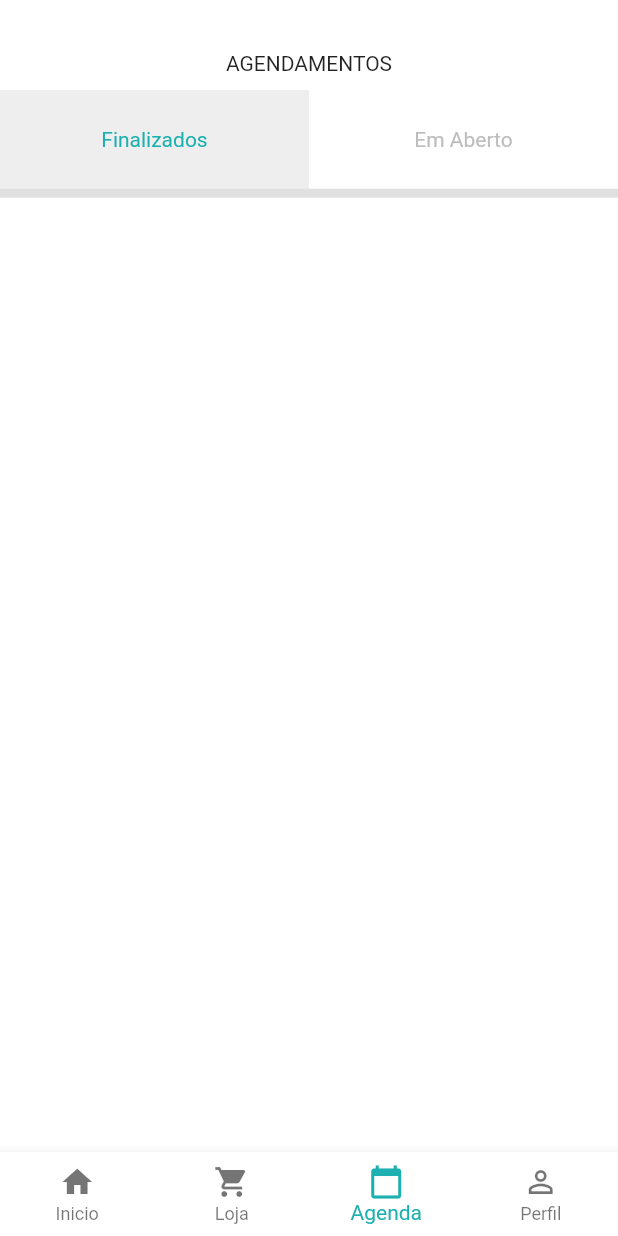
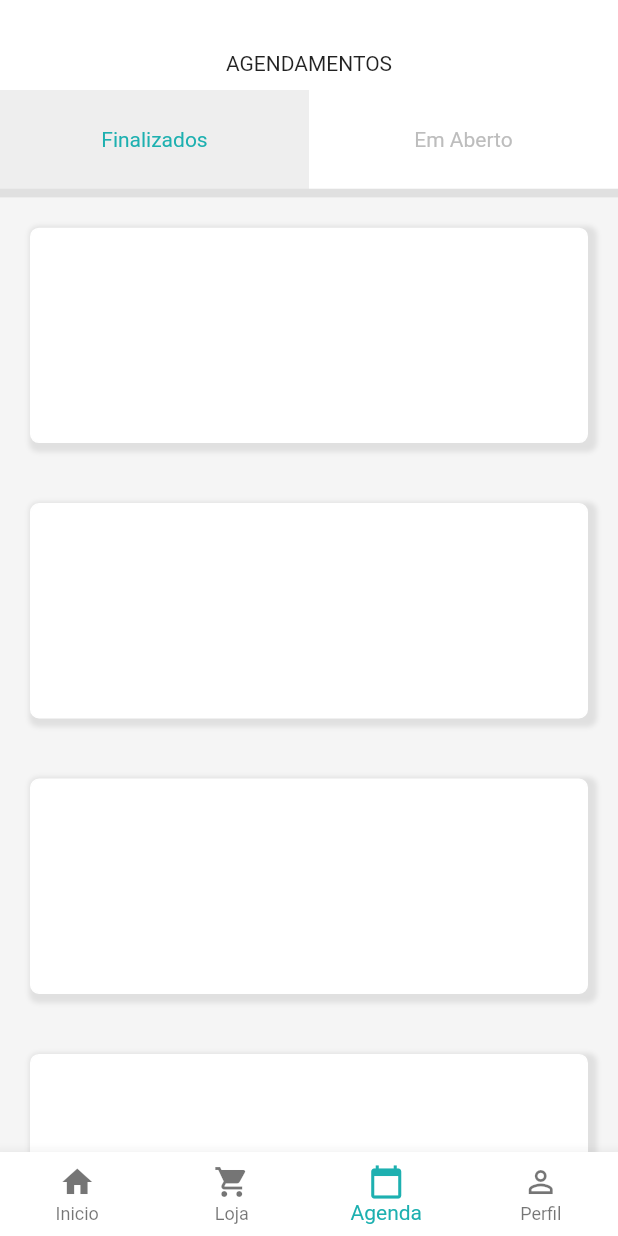
Before and after one commit to GeovaneVLG/iPersonal, a Flutter app: the screen it shows after launch, item 3 of the bottom bar chosen, on a phone screen of 412 x 824 dp. Run offline on Flutter 3.47's test engine with Material 2 defaults, Android fonts, the phone set to English and light mode, and no system bars; missing offline and left inert: responsive_flutter.

Commit message:
Finalização da tela Agenda

```diff
--- a/lib/src/agenda/agenda_widget.dart
+++ b/lib/src/agenda/agenda_widget.dart
@@ -11,6 +11,7 @@ class _AgendaWidgetState extends State<AgendaWidget> {
   Color corBFtexto;
   Color corBEfundo;
   Color corBEtexto;
+  Color apenasparateste = Colors.white;
   CoresConfig cores = new CoresConfig();
 
   void initState() {
@@ -29,6 +30,7 @@ class _AgendaWidgetState extends State<AgendaWidget> {
         corBFtexto = cores.corPadrao;
         corBEfundo = Colors.white;
         corBEtexto = Colors.grey[400];
+        apenasparateste = Colors.white;
       });
     }
 
@@ -38,6 +40,7 @@ class _AgendaWidgetState extends State<AgendaWidget> {
         corBEtexto = cores.corPadrao;
         corBFfundo = Colors.white;
         corBFtexto = Colors.grey[400];
+        apenasparateste = cores.corPadrao;
       });
     }
 
@@ -105,6 +108,36 @@ class _AgendaWidgetState extends State<AgendaWidget> {
                     ),
                   ],
                 ),
+                Expanded(
+                  child: Container(
+                    color: cores.corFundoPadrao,
+                    child: ListView.builder(
+                      physics: BouncingScrollPhysics(),
+                      itemCount: 6,
+                      itemBuilder: (context, i) {
+                        return Container(
+                          width: constraints.maxWidth * 0.6,
+                          height: constraints.maxHeight * 0.2,
+                          decoration: BoxDecoration(
+                            color: apenasparateste,
+                            borderRadius: BorderRadius.circular(6.0),
+                            border: Border.all(color: Colors.white),
+                            boxShadow: [
+                              BoxShadow(
+                                spreadRadius: 3,
+                                color: Colors.grey[300],
+                                offset: Offset(2.5, 2.5),
+                                blurRadius: 2.0,
+                              )
+                            ],
+                          ),
+                          margin: EdgeInsets.all(20),
+                          alignment: Alignment.center,
+                        );
+                      },
+                    ),
+                  ),
+                ),
               ],
             ),
           );
```
